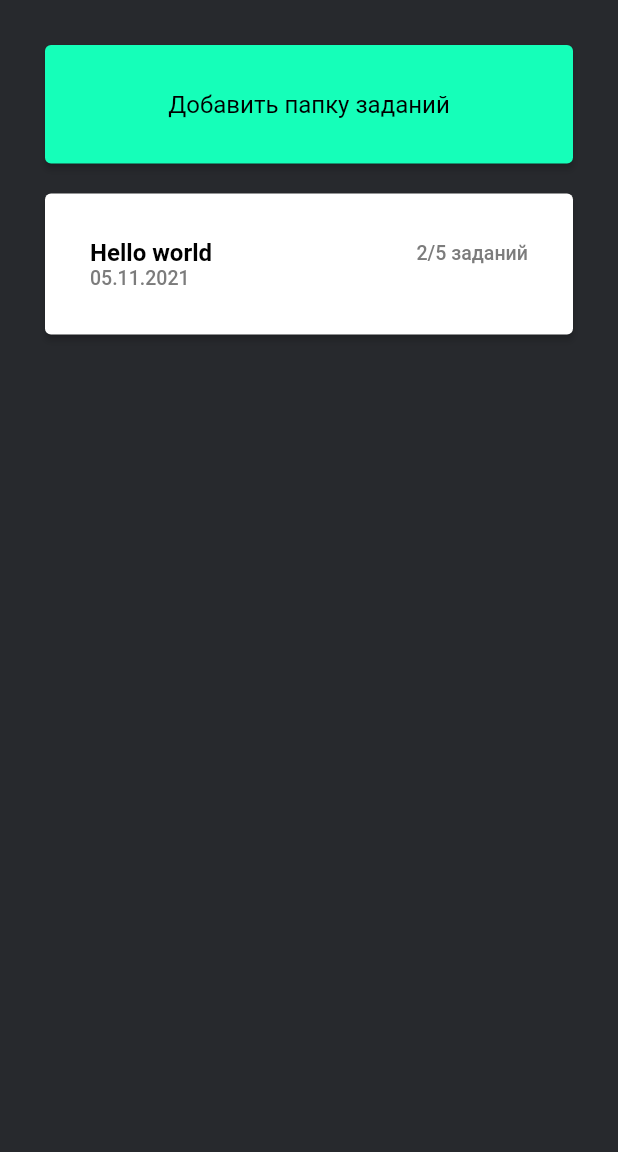
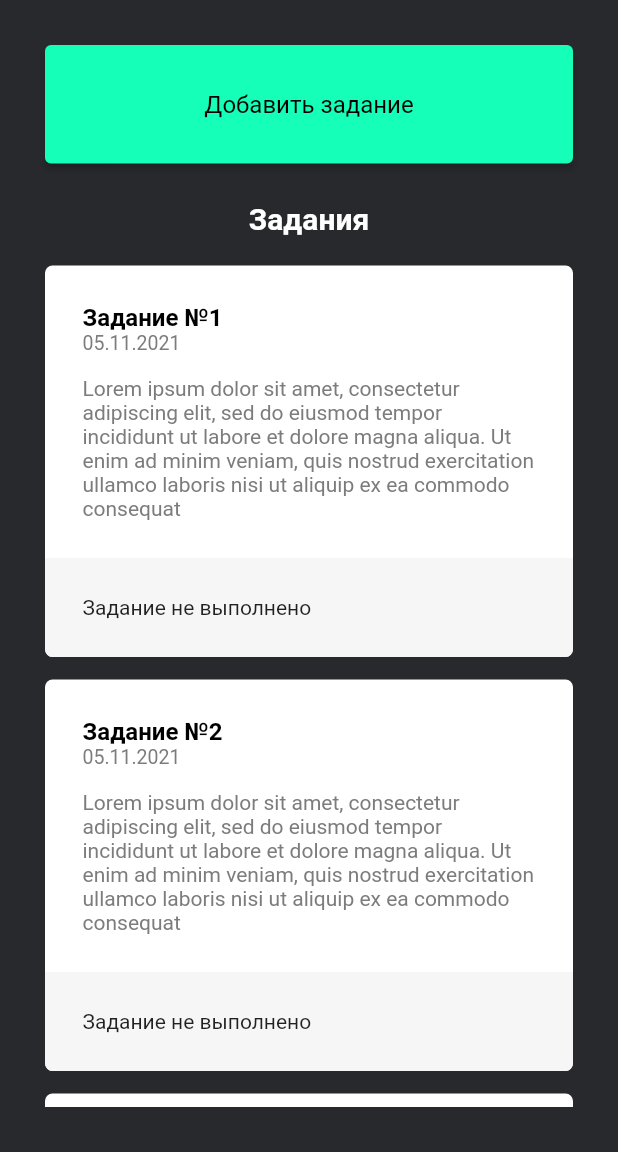
Before and after one commit to Hiwo-1101000-1101001/Flutter_todo, a Flutter app: the screen it shows after launch, on a phone screen of 412 x 824 dp, the part 84-1236 px from its top. Run offline on Flutter 3.47's test engine with Material 2 defaults, Android fonts, the phone set to English and light mode, and no system bars.

Commit message:
Убрал папки с заданиями и заменил их  просто на задания

```diff
--- a/lib/const.dart
+++ b/lib/const.dart
@@ -15,6 +15,7 @@ const CARD_BACKGROUND = Colors.white;
 const BLACK = Colors.black;
 const WHITE = Colors.white;
 const GRAY = Color(0xFF7C7C7C);
+const LIGHT_GRAY = Color(0xFFF6F6F6);
 const BACKGROUND_COLOR = Color(0xFF27292D);
 
 // Buttons
--- a/lib/database/task_model.dart
+++ /dev/null
@@ -1,11 +0,0 @@
-class Task {
-  final int id;
-  final String name;
-  final int age;
-
-  Task ({
-    required this.id,
-    required this.name,
-    required this.age,
-  });
-}
--- a/lib/main.dart
+++ b/lib/main.dart
@@ -3,22 +3,17 @@ import 'package:flutter_app/const.dart'; // Const
 
 // Pages
 import 'package:flutter_app/screens/main_screen.dart'; // HomePage
-import 'package:flutter_app/screens/todo_detail_screen.dart'; // DetalScreen
+import 'package:flutter_app/screens/create_task.dart'; // DetalScreen
 
 // DataBase
 import 'dart:async';
 
-import 'package:path/path.dart'; // файлы на диске
-import 'package:sqflite/sqflite.dart'; // Для sqlite db
+// import 'package:path/path.dart'; // файлы на диске
+// import 'package:sqflite/sqflite.dart'; // Для sqlite db
 import 'package:flutter/widgets.dart';
 
 
 void main() async {
-  WidgetsFlutterBinding.ensureInitialized();
-  final database = openDatabase(
-    join(await getDatabasesPath(), 'doggie_database.db'),
-  );
-
   runApp(App());
 }
 
@@ -35,7 +30,7 @@ class App extends StatelessWidget {
         // Главный экран
         '/': (context) => const MainScreen(),
         // Страница детальной информации о задачах
-        '/detail': (context) => const DetailScreen()
+        '/create': (context) => const DetailScreen()
       },
       theme: ThemeData(
         // цвет фона
--- a/lib/screens/main_screen.dart
+++ b/lib/screens/main_screen.dart
@@ -37,12 +37,31 @@ class MainScreen extends StatelessWidget {
               child: Column(
                 children: [
                   // Кнопка добавления папки заданий
-                  const ButtonSheetButtonWidget(title: "Добавить папку заданий",),
+                  const ButtonSheetButtonWidget(
+                    title: "Добавить задание",
+                  ),
                   Expanded(
                     child: ListView(
-                      children: const [
-                        CardWidget(
-                          title: "Hello world",
+                      children: [
+                        Center(
+                          child: Container(
+                            margin: const EdgeInsets.only(bottom: 20.0, top: 5.0),
+                            child: const Text(
+                            "Задания",
+                            style: TextStyle(
+                                color: WHITE,
+                                fontSize: 20.0,
+                                fontWeight: FONT_WEIGHT_BOLD),
+                          )),
+                        ),
+                        const CardWidget(
+                          title: "Задание №1",
+                        ),
+                        const CardWidget(
+                          title: "Задание №2",
+                        ),
+                        const CardWidget(
+                          title: "Задание №3",
                         ),
                       ],
                     ),
--- a/lib/widgets/card_widget.dart
+++ b/lib/widgets/card_widget.dart
@@ -1,53 +1,97 @@
 import 'package:flutter/material.dart';
 import 'package:flutter_app/const.dart';
 
+// Карточка задания
 class CardWidget extends StatelessWidget {
-  final String? title;
+  final String? title; // Принимает title
   const CardWidget({required this.title});
 
   @override
   Widget build(BuildContext context) {
+    // Карточка
     return Container(
-      margin: EdgeInsets.only(bottom: 15.0), // Внешний отступ снизу
-      child: ElevatedButton(
-        style: ElevatedButton.styleFrom(
-            primary: CARD_BACKGROUND, // Цвет кнопки
-            padding: EdgeInsets.all(30.0)), // Внутренние отступы у кнопки
-        // Создание колонки
+      // Стили
+      decoration:
+        BoxDecoration(
+          color: WHITE, // background
+          borderRadius: BorderRadius.circular(5.0) // Скругления углов
+        ),
+      margin: const EdgeInsets.only(bottom: 15.0), // Внешний отступ снизу
+
+      child: Container(
+        // Колонка
         child: Column(
           children: [
-            // Создание строчки
-            Row(
-              mainAxisAlignment: MainAxisAlignment
-                  .spaceBetween, // размещение виджетов по разным сторонам кнопки
+            // Верхняя часть карты со всей информацией о задании
+            Container(
+              padding: EdgeInsets.all(25.0), // Внутренние отступы
+              child: Column(
+                crossAxisAlignment: CrossAxisAlignment.start, // Контент будет становиться слева
                 children: [
-                Text(
+                  // Загаловок
+                  Container(
+                    alignment: Alignment.bottomLeft, // текст на левую сторону
+                    // Текст с загаловком
+                    child: Text(
                       title ?? "папка без названия",
                       style: const TextStyle(
                         color: BLACK, // цвет текста
-                      fontWeight: FONT_WEIGHT_BOLD,
-                      fontSize: DEFAULT_FONT_SIZE),
+                        fontWeight: FONT_WEIGHT_BOLD, // толщина шрифта
+                        fontSize: DEFAULT_FONT_SIZE // Размер текста
                       ),
-                const Text(
-                  "2/5 заданий",
-                  style: TextStyle(color: GRAY, fontSize: SMALL_FONT_SIZE),
+                    ),
+                  ),
+                  // Дата
+                  Container(
+                    alignment: Alignment.bottomLeft, // текст на левую сторону
+                    // Текст с датой
+                    child: const Text(
+                      "05.11.2021",
+                      style: TextStyle(
+                        color: GRAY, // Цвет текста
+                        fontSize: SMALL_FONT_SIZE, // Размер текста
+                      ),
+                    ),
+                  ),
+                  // Описание
+                  Container(
+                    margin: const EdgeInsets.only(top: 15.0), // Внешние отступы сверху
+                    // Описание
+                    child: const Text(
+                      "Lorem ipsum dolor sit amet, consectetur adipiscing elit, sed do eiusmod tempor incididunt ut labore et dolore magna aliqua. Ut enim ad minim veniam, quis nostrud exercitation ullamco laboris nisi ut aliquip ex ea commodo consequat",
+                      style: TextStyle(
+                        color: GRAY // Цвет текста
+                      ),
+                    ),
                   ),
                 ],
               ),
+            ),
+            // CheckBox Container
             Container(
-              alignment: Alignment
-                  .bottomLeft, // текст на левую сторону
-              child: const Text(
-                "05.11.2021",
-                style: TextStyle(
-                  color: GRAY,
-                  fontSize: SMALL_FONT_SIZE,
+              width: double.infinity, // На весь экран
+              padding: const EdgeInsets.all(25.0), // Внутренние отступы
+              // Стили
+              decoration: const BoxDecoration(
+                color: LIGHT_GRAY, // background
+                // Скругление углов
+                borderRadius: BorderRadius.only(
+                  bottomLeft: Radius.circular(5.0),
+                  bottomRight: Radius.circular(5.0),
+                )
+              ),
+              child: Container(
+                // Строчка с чекбоксом
+                child: Row(
+                  children: <Widget>[
+                    // TODO: Добавить checkbox
+                    Text("Задание не выполнено")
+                  ],
                 ),
               ),
-            )
+            ),
           ],
         ),
-        onPressed: () {}, // Событие при клике
       ),
     );
   }
```
Also changed, not shown: lib/screens/create_task.dart (line endings or trailing spaces). Lines whose indentation alone changed are shown as unchanged.
